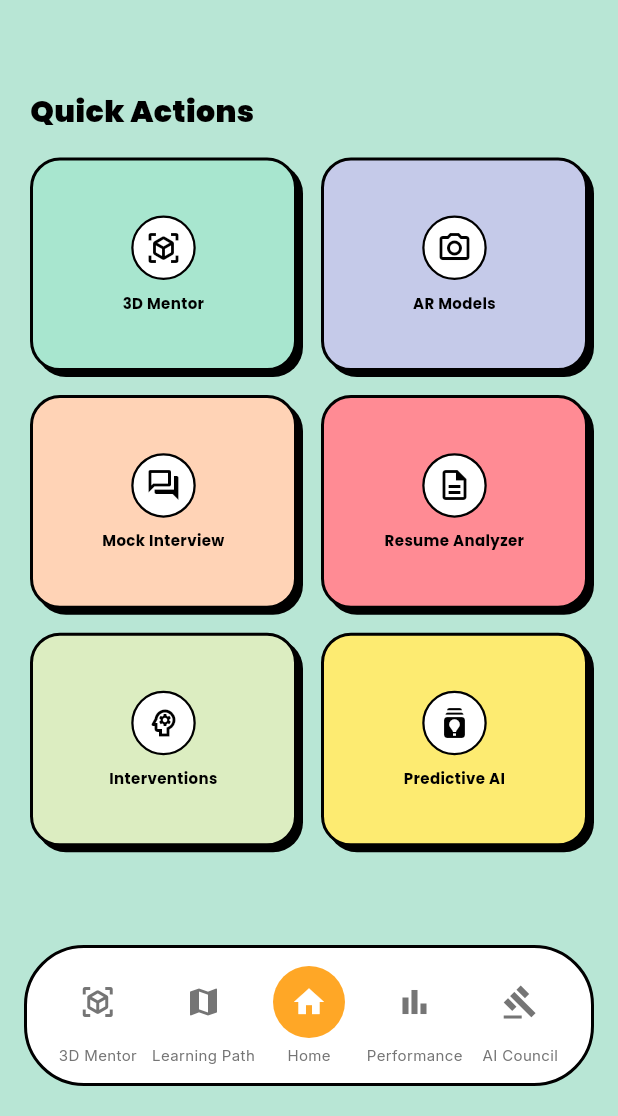
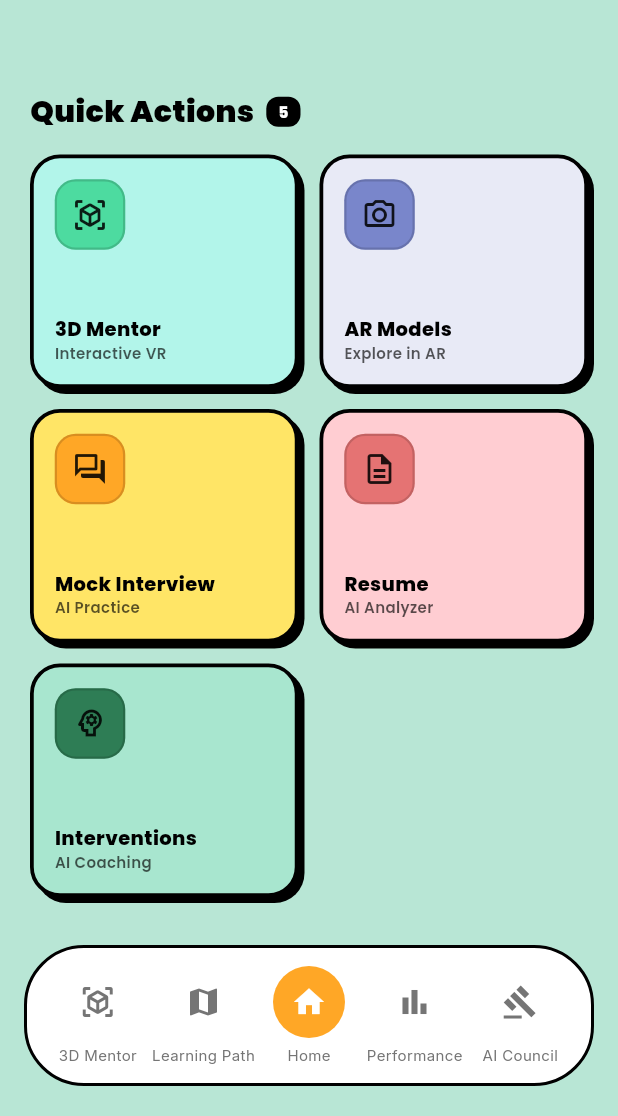
Before and after one commit to Sahil-Hode/CampusPP-app, a Flutter app: the DashboardPage screen opened directly, on a phone screen of 412 x 824 dp, the part 120-1236 px from its top. Run offline on Flutter 3.47's test engine with Material 3 defaults, Android fonts, the phone set to English and light mode, and no system bars; our stand-ins replace audioplayers, camera, file_picker, fl_chart, flutter_markdown, font_awesome_flutter and 6 more; missing offline and left inert: model_viewer_plus, record; accounts and stored records are empty; network calls fail.

```diff
--- a/lib/pages/dashboard_page.dart
+++ b/lib/pages/dashboard_page.dart
@@ -489,9 +489,9 @@ class _DashboardPageState extends State<DashboardPage> {
                     const SizedBox(height: 24),
 
                     // Quick Actions Section
-                    Align(
-                      alignment: Alignment.centerLeft,
-                      child: Text(
+                    Row(
+                      children: [
+                        Text(
                           'Quick Actions',
                           style: GoogleFonts.poppins(
                             fontSize: 20,
@@ -499,63 +499,75 @@ class _DashboardPageState extends State<DashboardPage> {
                             color: Colors.black,
                           ),
                         ),
+                        const SizedBox(width: 8),
+                        Container(
+                          padding: const EdgeInsets.symmetric(horizontal: 8, vertical: 3),
+                          decoration: BoxDecoration(
+                            color: Colors.black,
+                            borderRadius: BorderRadius.circular(8),
                           ),
-                    const SizedBox(height: 16),
+                          child: Text('5', style: GoogleFonts.poppins(fontSize: 10, fontWeight: FontWeight.w800, color: Colors.white)),
+                        ),
+                      ],
+                    ),
+                    const SizedBox(height: 14),
                     GridView.count(
                       crossAxisCount: 2,
-                      mainAxisSpacing: 16,
-                      crossAxisSpacing: 16,
+                      mainAxisSpacing: 14,
+                      crossAxisSpacing: 14,
                       shrinkWrap: true,
                       physics: const NeverScrollableScrollPhysics(),
-                      childAspectRatio: 1.25,
+                      childAspectRatio: 1.15,
                       children: [
                         _buildQuickActionButton(
                           context,
                           icon: Icons.view_in_ar,
                           label: '3D Mentor',
-                          color: const Color(0xFFA8E6CF),
+                          subtitle: 'Interactive VR',
+                          color: const Color(0xFFB2F5EA),
+                          iconBgColor: const Color(0xFF4DDBA0),
+                          textColor: Colors.black,
                           onTap: () => Navigator.push(context, MaterialPageRoute(builder: (context) => const ThreeDMentorPage())),
-                          useGridSizing: true,
                         ),
                         _buildQuickActionButton(
                           context,
                           icon: Icons.camera_alt_outlined,
                           label: 'AR Models',
-                          color: const Color(0xFFC5CAE9),
+                          subtitle: 'Explore in AR',
+                          color: const Color(0xFFE8EAF6),
+                          iconBgColor: const Color(0xFF7986CB),
+                          textColor: Colors.black,
                           onTap: () => Navigator.push(context, MaterialPageRoute(builder: (context) => const ARViewerPage())),
-                          useGridSizing: true,
                         ),
                         _buildQuickActionButton(
                           context,
                           icon: Icons.forum_outlined,
                           label: 'Mock Interview',
-                          color: const Color(0xFFFFD3B6),
+                          subtitle: 'AI Practice',
+                          color: const Color(0xFFFFE566),
+                          iconBgColor: const Color(0xFFFFA726),
+                          textColor: Colors.black,
                           onTap: () => Navigator.push(context, MaterialPageRoute(builder: (context) => const MockInterviewPage())),
-                          useGridSizing: true,
                         ),
                         _buildQuickActionButton(
                           context,
                           icon: Icons.description_outlined,
-                          label: 'Resume Analyzer',
-                          color: const Color(0xFFFF8B94),
+                          label: 'Resume',
+                          subtitle: 'AI Analyzer',
+                          color: const Color(0xFFFFCDD2),
+                          iconBgColor: const Color(0xFFE57373),
+                          textColor: Colors.black,
                           onTap: () => Navigator.push(context, MaterialPageRoute(builder: (context) => const ResumeUploadPage())),
-                          useGridSizing: true,
                         ),
                         _buildQuickActionButton(
                           context,
                           icon: Icons.psychology_outlined,
                           label: 'Interventions',
-                          color: const Color(0xFFDCEDC1),
+                          subtitle: 'AI Coaching',
+                          color: const Color(0xFFA8E6CF),
+                          iconBgColor: const Color(0xFF2E7D55),
+                          textColor: Colors.black,
                           onTap: () => Navigator.push(context, MaterialPageRoute(builder: (context) => const InterventionsPage())),
-                          useGridSizing: true,
-                        ),
-                        _buildQuickActionButton(
-                          context,
-                          icon: Icons.batch_prediction_outlined,
-                          label: 'Predictive AI',
-                          color: const Color(0xFFFDEB71), // Bright Yellow
-                          onTap: () => Navigator.push(context, MaterialPageRoute(builder: (context) => const PredictiveDashboardPage())),
-                          useGridSizing: true,
                         ),
                       ],
                     ),
@@ -765,26 +777,11 @@ class _DashboardPageState extends State<DashboardPage> {
                   'AI COUNCIL\nDIRECTIVE',
                   style: GoogleFonts.poppins(
                     fontWeight: FontWeight.w900,
-                    fontSize: 22, // Slightly larger
+                    fontSize: 22,
                     height: 1.0,
                     color: Colors.black,
                     letterSpacing: -1.0,
                   ),
-                ),
-              ),
-              // URGENCY STATUS BADGE
-              Container(
-                padding: const EdgeInsets.symmetric(horizontal: 12, vertical: 8),
-                decoration: BoxDecoration(
-                  color: urgencyColor,
-                  border: Border.all(color: Colors.black, width: 2),
-                  borderRadius: BorderRadius.circular(4),
-                ),
-                child: Column(
-                  children: [
-                    const Text('URGENCY', style: TextStyle(fontSize: 8, fontWeight: FontWeight.w900, letterSpacing: 0.5)),
-                    Text(c.urgency.toUpperCase(), style: const TextStyle(fontSize: 12, fontWeight: FontWeight.black)),
-                  ],
                 ),
               ),
             ],
@@ -829,10 +826,10 @@ class _DashboardPageState extends State<DashboardPage> {
                         const Text('FOCUS AREA', style: TextStyle(fontWeight: FontWeight.w900, fontSize: 9, color: Colors.black54)),
                         const SizedBox(height: 4),
                         Text(
-                          c.priorityFocusArea.toUpperCase().replaceAll('ASSESSMENT', 'ASSESS...'),
-                          maxLines: 1,
+                          c.priorityFocusArea.toUpperCase(),
+                          maxLines: 2,
                           overflow: TextOverflow.ellipsis,
-                          style: GoogleFonts.poppins(fontWeight: FontWeight.w900, fontSize: 16),
+                          style: GoogleFonts.poppins(fontWeight: FontWeight.w900, fontSize: 13),
                         ),
                       ],
                     ),
@@ -903,18 +900,19 @@ class _DashboardPageState extends State<DashboardPage> {
     required String label,
     required Color color,
     required VoidCallback onTap,
-    bool useGridSizing = false,
+    String subtitle = '',
+    Color iconBgColor = Colors.white,
+    Color textColor = Colors.black,
   }) {
     return GestureDetector(
       onTap: onTap,
       child: Container(
-        width: useGridSizing ? double.infinity : 100,
-        margin: useGridSizing ? EdgeInsets.zero : const EdgeInsets.only(right: 16, bottom: 8),
-        padding: const EdgeInsets.all(12),
+        width: double.infinity,
+        padding: const EdgeInsets.all(14),
         decoration: BoxDecoration(
           color: color,
           borderRadius: BorderRadius.circular(20),
-          border: Border.all(color: Colors.black, width: 2),
+          border: Border.all(color: Colors.black, width: 2.5),
           boxShadow: const [
             BoxShadow(
               color: Colors.black,
@@ -924,26 +922,40 @@ class _DashboardPageState extends State<DashboardPage> {
           ],
         ),
         child: Column(
-          mainAxisAlignment: MainAxisAlignment.center,
+          crossAxisAlignment: CrossAxisAlignment.start,
+          mainAxisAlignment: MainAxisAlignment.spaceBetween,
           children: [
             Container(
-              padding: const EdgeInsets.all(8),
+              padding: const EdgeInsets.all(10),
               decoration: BoxDecoration(
-                color: Colors.white,
-                shape: BoxShape.circle,
-                border: Border.all(color: Colors.black, width: 1.5),
+                color: iconBgColor,
+                borderRadius: BorderRadius.circular(14),
+                border: Border.all(color: Colors.black.withOpacity(0.15), width: 1.5),
               ),
-              child: Icon(icon, color: Colors.black, size: 24),
+              child: Icon(icon, color: Colors.black87, size: 24),
             ),
-            const SizedBox(height: 8),
+            Column(
+              crossAxisAlignment: CrossAxisAlignment.start,
+              children: [
                 Text(
                   label,
-              textAlign: TextAlign.center,
+                  style: GoogleFonts.poppins(
+                    fontSize: 13,
+                    fontWeight: FontWeight.w800,
+                    color: textColor,
+                    height: 1.2,
+                  ),
+                ),
+                if (subtitle.isNotEmpty)
+                  Text(
+                    subtitle,
                     style: GoogleFonts.poppins(
                       fontSize: 10,
-                fontWeight: FontWeight.bold,
-                color: Colors.black,
+                      fontWeight: FontWeight.w600,
+                      color: textColor.withOpacity(0.65),
                     ),
+                  ),
+              ],
             ),
           ],
         ),
```
Also changed, not shown: lib/pages/ai_council_page.dart (+13 -33 lines), lib/pages/mock_interview_page.dart (+1 -9 lines), lib/pages/performance_analysis_page.dart (+18 -7 lines), flutter_01.png (deleted), flutter_02.png (deleted). Lines whose indentation alone changed are shown as unchanged.
